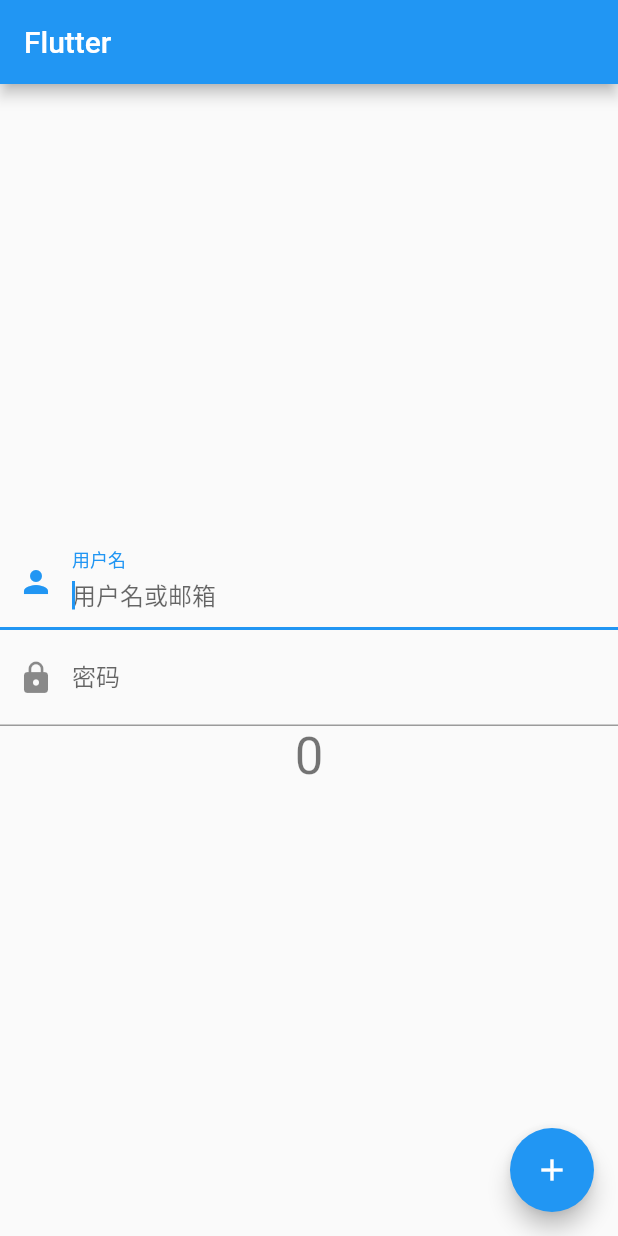
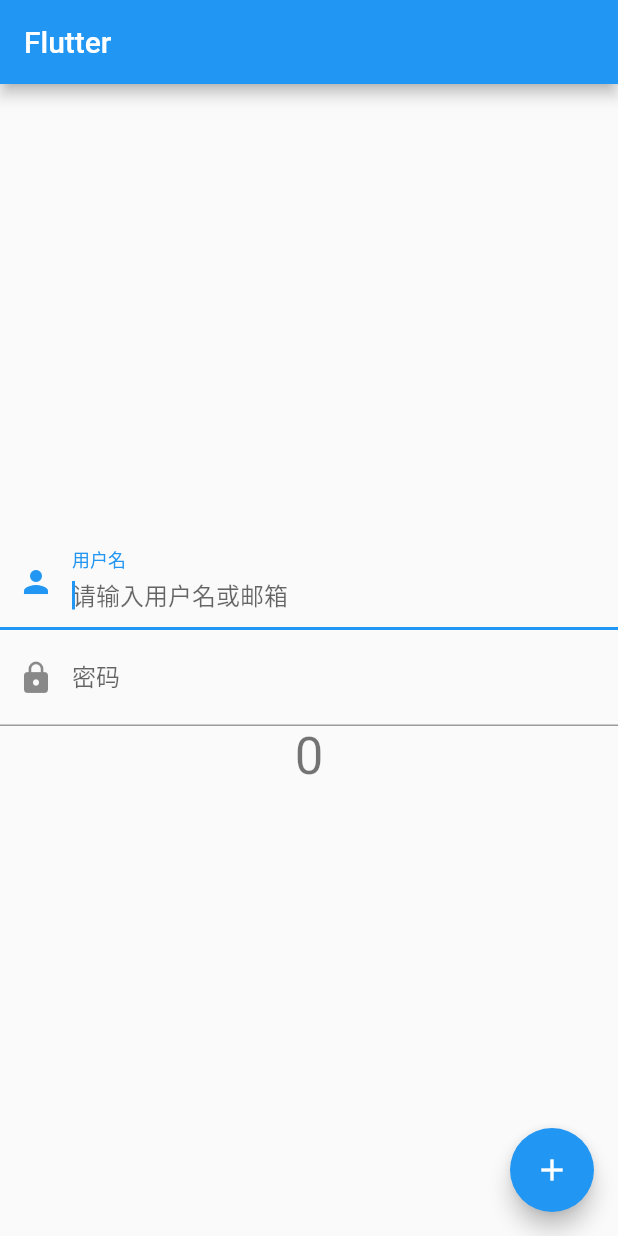
Before and after one commit to Kidnapped33/flutter-Component, a Flutter app: the screen it shows after launch, on a phone screen of 412 x 824 dp. Run offline on Flutter 3.47's test engine with Material 2 defaults, Android fonts, the phone set to English and light mode, and no system bars.

Commit message:
基础组件

```diff
--- a/lib/ButtonTest.dart
+++ b/lib/ButtonTest.dart
@@ -11,8 +11,8 @@ class _ButtontestState extends State<ButtonTest> {
   @override
   Widget build(BuildContext context) {
     return Column(
-      children:  <Widget>[
-        ElevatedButton(onPressed: () {}, child:  const Text("elevated Button")),
+      children: <Widget>[
+        ElevatedButton(onPressed: () {}, child: const Text("elevated Button")),
         ElevatedButton.icon(
           onPressed: () {},
           label: const Text("发布内容"),
--- /dev/null
+++ b/lib/FormTest.dart
@@ -0,0 +1,40 @@
+import 'package:flutter/material.dart';
+
+class FormTestRoute extends StatefulWidget {
+  const FormTestRoute({Key? key}) : super(key: key);
+
+  @override
+  _FormTestRouteState createState() => _FormTestRouteState();
+}
+
+class _FormTestRouteState extends State<FormTestRoute> {
+  final GlobalKey _formKey = GlobalKey<FormState>();
+
+  @override
+  Widget build(BuildContext context) {
+    return Form(
+      key: _formKey, //设置globalKey，用于后面获取FormState
+      autovalidateMode: AutovalidateMode.onUserInteraction,
+      child: Column(
+        children: const <Widget>[
+          TextField(
+            autofocus: true,
+            //绑定用户名的值
+            decoration: InputDecoration(
+                labelText: "用户名",
+                hintText: "请输入用户名或邮箱",
+                prefixIcon: Icon(Icons.person)),
+          ),
+          TextField(
+            //绑定密码的值
+            decoration: InputDecoration(
+                labelText: "密码",
+                hintText: "请输入您的登录密码",
+                prefixIcon: Icon(Icons.lock)),
+            obscureText: true,
+          ),
+        ],
+      ),
+    );
+  }
+}
--- a/lib/TextField.dart
+++ b/lib/TextField.dart
@@ -13,12 +13,11 @@ class _TextfieldState extends State<Textfield> {
   @override
   void initState() {
     super.initState();
-       print('init------------------------------- ' );
+    print('init-----初始化');
   }
 
   @override
   Widget build(BuildContext context) {
-      print('+++++++++++++++++$_unameController.text' );
     return Column(
       children: <Widget>[
         TextField(
@@ -26,7 +25,7 @@ class _TextfieldState extends State<Textfield> {
           controller: _unameController, //设置controller
           onChanged: (v) {
             // ignore: avoid_print
-            print("onChange: $v");
+            print("onChange:+++++++++++++++ $v");
           },
           decoration: const InputDecoration(
               labelText: "用户名",
--- a/lib/main.dart
+++ b/lib/main.dart
@@ -7,6 +7,8 @@ import 'package:flutter_test1/ButtonTest.dart';
 import 'package:flutter_test1/SwitchTest.dart';
 import 'package:flutter_test1/TextField.dart';
 import 'package:flutter_test1/TextTest.dart';
+
+import 'FormTest.dart';
 
 void main() => runApp(const MyApp());
 
@@ -60,7 +62,8 @@ class _MyHomePageState extends State<MyHomePage> {
               // const Icontest(),
               // const Switchtest(),
               // const Checkboxtest(),
-              const Textfield(),
+              // const Textfield(),
+              const FormTestRoute(),
 
               Text(
                 '$_counter',
```
Also changed, not shown: lib/name_passwordTest.dart (added, +52 -0 lines).
